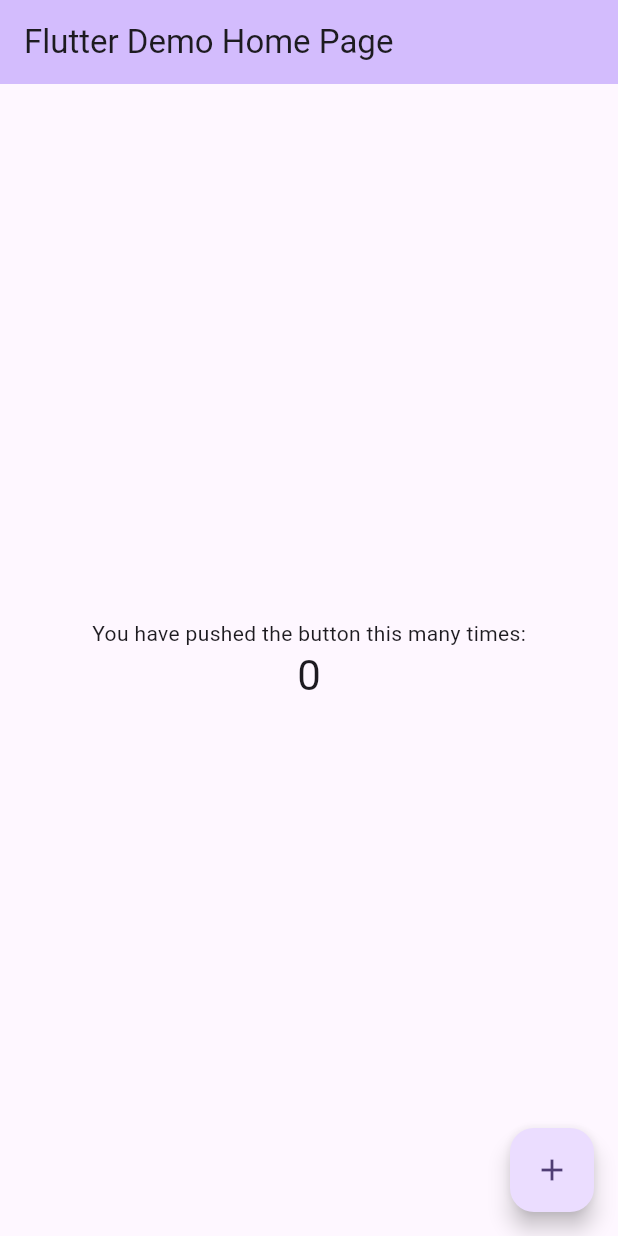
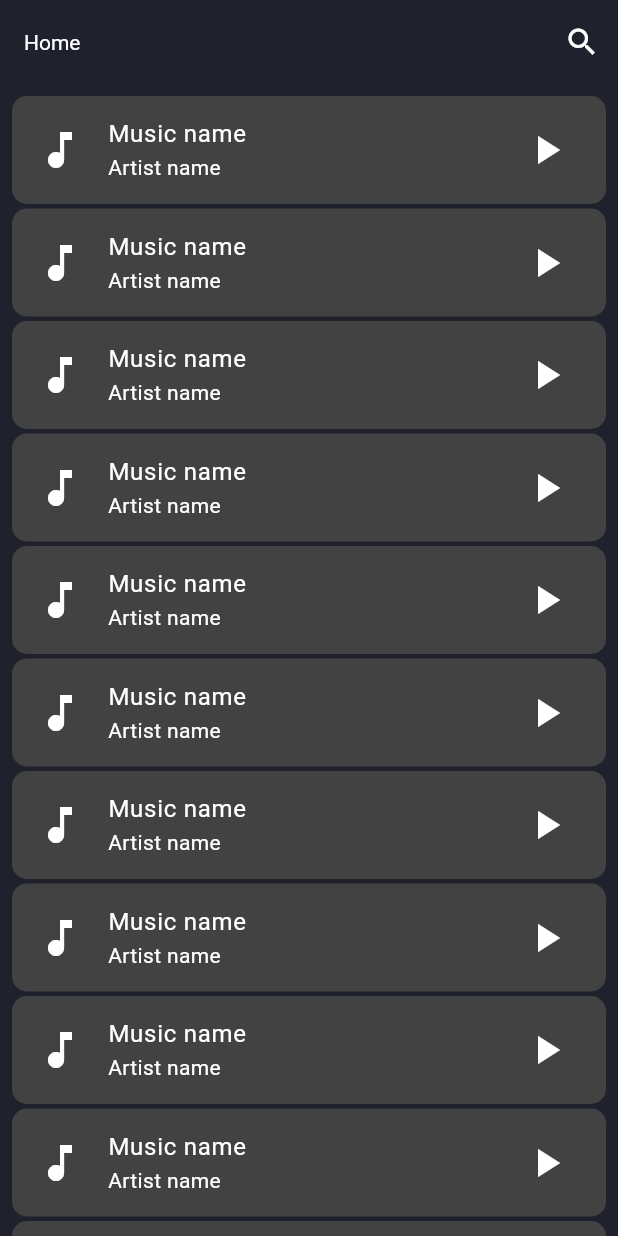
Before and after one commit to amoebanana/homirump3player, a Flutter app: the screen it shows after launch, on a phone screen of 412 x 824 dp. Run offline on Flutter 3.47's test engine with Material 3 defaults, Android fonts, the light colour scheme and no system bars; our stand-ins replace get; Roboto replaces fonts that are missing (bold, regular).

Commit message:
ui finish

```diff
--- /dev/null
+++ b/lib/consts/colors.dart
@@ -0,0 +1,7 @@
+import 'package:flutter/material.dart';
+
+const Color bgColor = Color(0xff1f212c);
+const Color whiteColor = Color(0xffffffff);
+const Color sliderColor = Color(0xff7e70ff);
+const Color buttonColor = Color(0xff60e95d);
+const Color bgDarkColor = Color(0xff080b11);
--- /dev/null
+++ b/lib/consts/textstyle.dart
@@ -0,0 +1,10 @@
+import 'package:flutter/material.dart';
+import 'colors.dart';
+
+ourStyle({family = "regular", double? size = 14, color = whiteColor}) {
+  return TextStyle(
+    fontSize: size,
+    color: color,
+    fontFamily: family,
+  );
+}
--- /dev/null
+++ b/lib/controllers/player_controller.dart
@@ -0,0 +1,5 @@
+import 'package:get/get_state_manager/src/simple/get_controllers.dart';
+
+class PlayerController extends GetxController {
+  PlayerController() : super();
+}
--- a/lib/main.dart
+++ b/lib/main.dart
@@ -1,125 +1,15 @@
 import 'package:flutter/material.dart';
+import 'package:homirump3player/screen/home.dart';
 
 void main() {
-  runApp(const MyApp());
+  runApp(
+    MaterialApp(
+      debugShowCheckedModeBanner: false,
+      theme: ThemeData(
+        primarySwatch: Colors.blue,
+        scaffoldBackgroundColor: const Color(0xff1f212c),
+      ),
+      home: Home(),
+    )
+  );
 }
-
-class MyApp extends StatelessWidget {
-  const MyApp({super.key});
-
-  // This widget is the root of your application.
-  @override
-  Widget build(BuildContext context) {
-    return MaterialApp(
-      title: 'Flutter Demo',
-      theme: ThemeData(
-        // This is the theme of your application.
-        //
-        // TRY THIS: Try running your application with "flutter run". You'll see
-        // the application has a purple toolbar. Then, without quitting the app,
-        // try changing the seedColor in the colorScheme below to Colors.green
-        // and then invoke "hot reload" (save your changes or press the "hot
-        // reload" button in a Flutter-supported IDE, or press "r" if you used
-        // the command line to start the app).
-        //
-        // Notice that the counter didn't reset back to zero; the application
-        // state is not lost during the reload. To reset the state, use hot
-        // restart instead.
-        //
-        // This works for code too, not just values: Most code changes can be
-        // tested with just a hot reload.
-        colorScheme: ColorScheme.fromSeed(seedColor: Colors.deepPurple),
-        useMaterial3: true,
-      ),
-      home: const MyHomePage(title: 'Flutter Demo Home Page'),
-    );
-  }
-}
-
-class MyHomePage extends StatefulWidget {
-  const MyHomePage({super.key, required this.title});
-
-  // This widget is the home page of your application. It is stateful, meaning
-  // that it has a State object (defined below) that contains fields that affect
-  // how it looks.
-
-  // This class is the configuration for the state. It holds the values (in this
-  // case the title) provided by the parent (in this case the App widget) and
-  // used by the build method of the State. Fields in a Widget subclass are
-  // always marked "final".
-
-  final String title;
-
-  @override
-  State<MyHomePage> createState() => _MyHomePageState();
-}
-
-class _MyHomePageState extends State<MyHomePage> {
-  int _counter = 0;
-
-  void _incrementCounter() {
-    setState(() {
-      // This call to setState tells the Flutter framework that something has
-      // changed in this State, which causes it to rerun the build method below
-      // so that the display can reflect the updated values. If we changed
-      // _counter without calling setState(), then the build method would not be
-      // called again, and so nothing would appear to happen.
-      _counter++;
-    });
-  }
-
-  @override
-  Widget build(BuildContext context) {
-    // This method is rerun every time setState is called, for instance as done
-    // by the _incrementCounter method above.
-    //
-    // The Flutter framework has been optimized to make rerunning build methods
-    // fast, so that you can just rebuild anything that needs updating rather
-    // than having to individually change instances of widgets.
-    return Scaffold(
-      appBar: AppBar(
-        // TRY THIS: Try changing the color here to a specific color (to
-        // Colors.amber, perhaps?) and trigger a hot reload to see the AppBar
-        // change color while the other colors stay the same.
-        backgroundColor: Theme.of(context).colorScheme.inversePrimary,
-        // Here we take the value from the MyHomePage object that was created by
-        // the App.build method, and use it to set our appbar title.
-        title: Text(widget.title),
-      ),
-      body: Center(
-        // Center is a layout widget. It takes a single child and positions it
-        // in the middle of the parent.
-        child: Column(
-          // Column is also a layout widget. It takes a list of children and
-          // arranges them vertically. By default, it sizes itself to fit its
-          // children horizontally, and tries to be as tall as its parent.
-          //
-          // Column has various properties to control how it sizes itself and
-          // how it positions its children. Here we use mainAxisAlignment to
-          // center the children vertically; the main axis here is the vertical
-          // axis because Columns are vertical (the cross axis would be
-          // horizontal).
-          //
-          // TRY THIS: Invoke "debug painting" (choose the "Toggle Debug Paint"
-          // action in the IDE, or press "p" in the console), to see the
-          // wireframe for each widget.
-          mainAxisAlignment: MainAxisAlignment.center,
-          children: <Widget>[
-            const Text(
-              'You have pushed the button this many times:',
-            ),
-            Text(
-              '$_counter',
-              style: Theme.of(context).textTheme.headlineMedium,
-            ),
-          ],
-        ),
-      ),
-      floatingActionButton: FloatingActionButton(
-        onPressed: _incrementCounter,
-        tooltip: 'Increment',
-        child: const Icon(Icons.add),
-      ), // This trailing comma makes auto-formatting nicer for build methods.
-    );
-  }
-}
--- /dev/null
+++ b/lib/screen/home.dart
@@ -0,0 +1,57 @@
+import 'package:flutter/material.dart';
+import 'package:flutter/widgets.dart';
+import 'package:homirump3player/consts/colors.dart';
+import 'package:homirump3player/consts/textstyle.dart';
+
+class Home extends StatelessWidget {
+  const Home({super.key});
+
+  @override
+  Widget build(BuildContext context) {
+    return Scaffold(
+        appBar: AppBar(
+          title: Text("Home", style: ourStyle(family: "bold")),
+          backgroundColor: bgColor,
+          actions: [
+            IconButton(
+                onPressed: () {},
+                icon: const Icon(Icons.search, color: whiteColor)),
+          ],
+        ),
+        body: Padding(
+          padding: const EdgeInsets.all(8.0),
+          child: ListView.builder(
+            itemCount: 100,
+            itemBuilder: (context, index) {
+              return Container(
+                margin: EdgeInsets.only(bottom: 3),
+                child: ListTile(
+                  shape: RoundedRectangleBorder(
+                    borderRadius: BorderRadius.circular(10),
+                  ),
+                  tileColor: Colors.grey[800],
+                  title: Text(
+                    "Music name",
+                    style: ourStyle(family: "bold", size: 16),
+                  ),
+                  subtitle: Text(
+                    "Artist name",
+                    style: ourStyle(size: 14),
+                  ),
+                  leading: const Icon(
+                    Icons.music_note,
+                    color: whiteColor,
+                    size: 32,
+                  ),
+                  trailing: const Icon(
+                    Icons.play_arrow,
+                    color: whiteColor,
+                    size: 32,
+                  ),
+                ),
+              );
+            }
+            ),
+        ));
+  }
+}
```
Also changed, not shown: pubspec.yaml (+5 -17 lines), lib/screen/player.dart (added), pubspec.lock, 3 other files.
